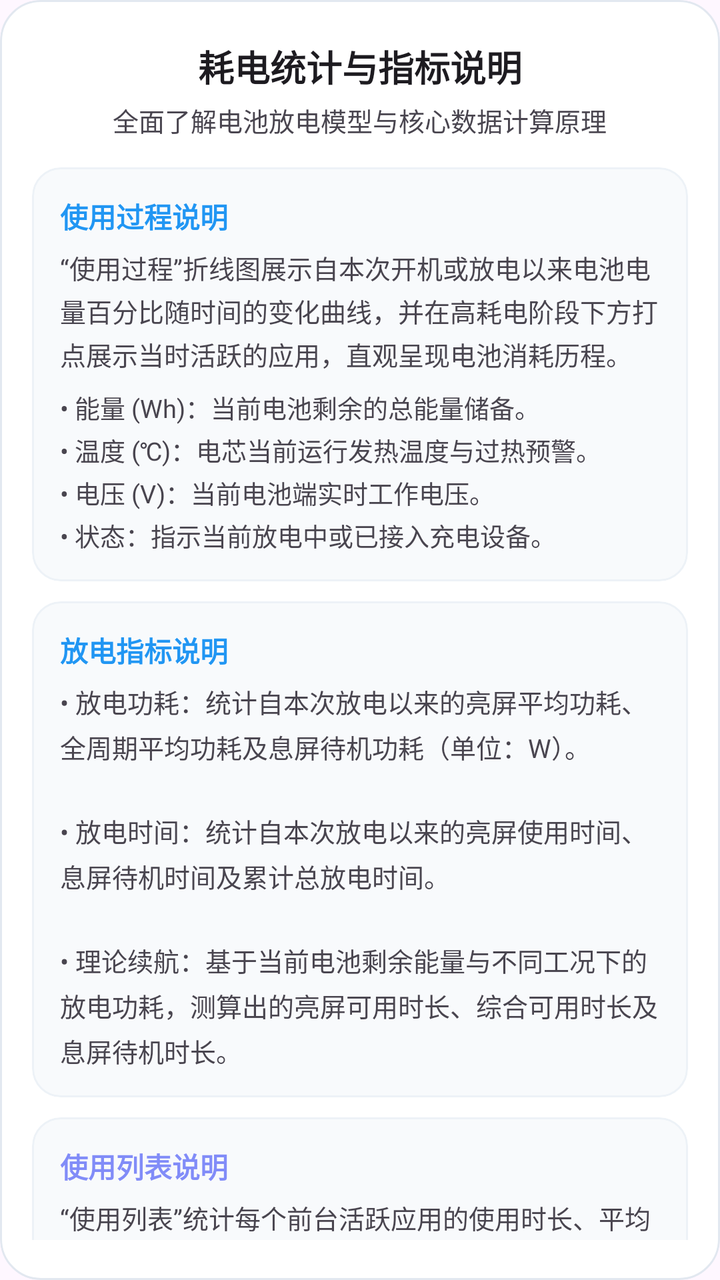
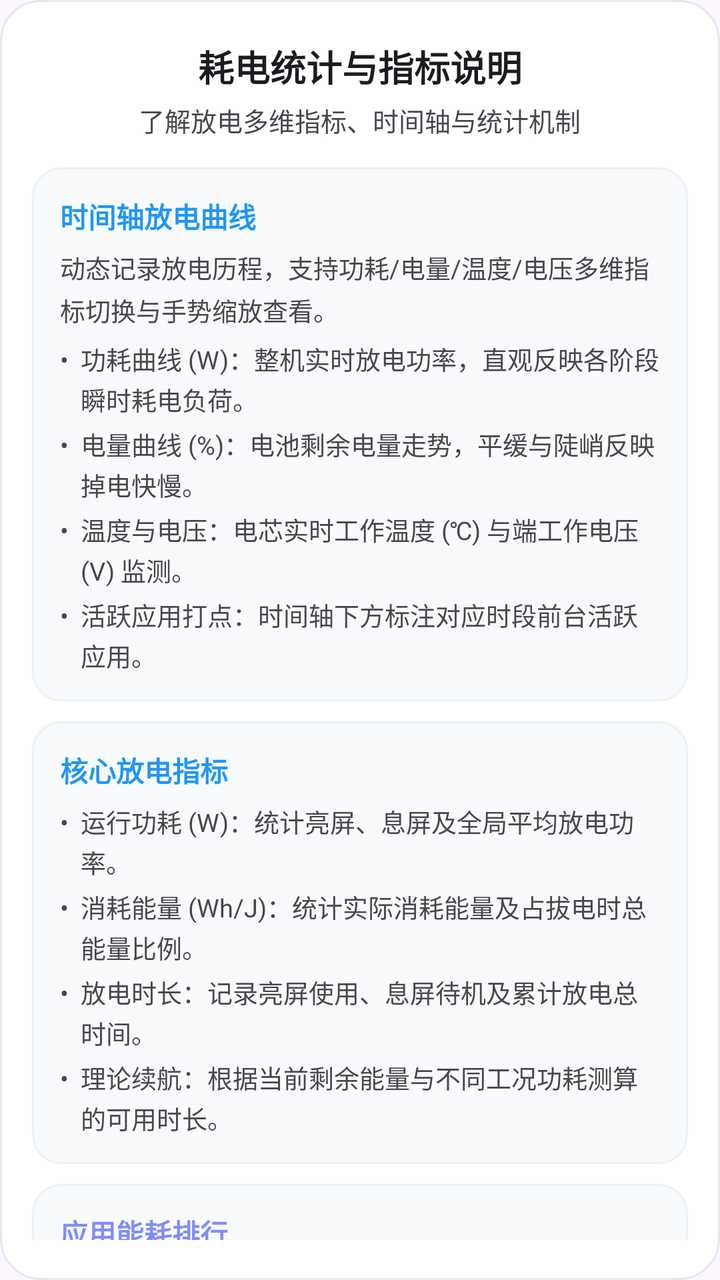

Before-and-after screenshots of an Android layout around one commit, followed by the original layout XML and the change that was made.
<!-- AndroidManifest.xml: application theme Theme.BatteryApp -->
<!-- res/layout/dialog_power_stats_guide.xml -->
<?xml version="1.0" encoding="utf-8"?>
<LinearLayout xmlns:android="http://schemas.android.com/apk/res/android"
    xmlns:app="http://schemas.android.com/apk/res-auto"
    xmlns:tools="http://schemas.android.com/tools"
    android:layout_width="match_parent"
    android:layout_height="wrap_content"
    android:background="@drawable/bg_dialog_surface"
    android:clipToOutline="true"
    android:gravity="center_horizontal"
    android:orientation="vertical"
    android:paddingHorizontal="16dp"
    android:paddingVertical="20dp">

    
    <TextView
        android:layout_width="wrap_content"
        android:layout_height="wrap_content"
        android:text="@string/power_guide_stats_dialog_title"
        android:textColor="?android:attr/textColorPrimary"
        android:textSize="18sp"
        android:textStyle="bold" />

    <TextView
        android:layout_width="wrap_content"
        android:layout_height="wrap_content"
        android:layout_marginTop="4dp"
        android:text="@string/power_guide_stats_dialog_subtitle"
        android:textColor="?android:attr/textColorSecondary"
        android:textSize="13sp" />

    
    <androidx.core.widget.NestedScrollView
        android:layout_width="match_parent"
        android:layout_height="wrap_content"
        android:layout_marginTop="14dp"
        android:maxHeight="450dp"
        android:overScrollMode="never">

        <LinearLayout
            android:layout_width="match_parent"
            android:layout_height="wrap_content"
            android:orientation="vertical">

            
            <LinearLayout
                android:layout_width="match_parent"
                android:layout_height="wrap_content"
                android:background="@drawable/bg_dialog_card"
                android:clipToOutline="true"
                android:orientation="vertical"
                android:padding="14dp">

                <TextView
                    android:layout_width="wrap_content"
                    android:layout_height="wrap_content"
                    android:text="@string/power_guide_process_title"
                    android:textColor="#2196F3"
                    android:textSize="14sp"
                    android:textStyle="bold" />

                <TextView
                    android:layout_width="match_parent"
                    android:layout_height="wrap_content"
                    android:layout_marginTop="6dp"
                    android:lineSpacingExtra="3dp"
                    android:text="@string/power_guide_process_content"
                    android:textColor="?android:attr/textColorSecondary"
                    android:textSize="13sp" />

                <TextView
                    android:layout_width="match_parent"
                    android:layout_height="wrap_content"
                    android:layout_marginTop="8dp"
                    android:lineSpacingExtra="3dp"
                    android:text="@string/power_guide_process_params_desc"
                    android:textColor="?android:attr/textColorSecondary"
                    android:textSize="12.5sp" />
            </LinearLayout>

            
            <LinearLayout
                android:layout_width="match_parent"
                android:layout_height="wrap_content"
                android:layout_marginTop="10dp"
                android:background="@drawable/bg_dialog_card"
                android:clipToOutline="true"
                android:orientation="vertical"
                android:padding="14dp">

                <TextView
                    android:layout_width="wrap_content"
                    android:layout_height="wrap_content"
                    android:text="@string/power_guide_overview_title"
                    android:textColor="@color/nav_item_selected"
                    android:textSize="14sp"
                    android:textStyle="bold" />

                <TextView
                    android:layout_width="match_parent"
                    android:layout_height="wrap_content"
                    android:layout_marginTop="6dp"
                    android:lineSpacingExtra="4dp"
                    android:text="@string/power_guide_overview_content"
                    android:textColor="?android:attr/textColorSecondary"
                    android:textSize="13sp" />
            </LinearLayout>

            
            <LinearLayout
                android:layout_width="match_parent"
                android:layout_height="wrap_content"
                android:layout_marginTop="10dp"
                android:background="@drawable/bg_dialog_card"
                android:clipToOutline="true"
                android:orientation="vertical"
                android:padding="14dp">

                <TextView
                    android:layout_width="wrap_content"
                    android:layout_height="wrap_content"
                    android:text="@string/power_guide_scene_title"
                    android:textColor="#818CF8"
                    android:textSize="14sp"
                    android:textStyle="bold" />

                <TextView
                    android:layout_width="match_parent"
                    android:layout_height="wrap_content"
                    android:layout_marginTop="6dp"
                    android:lineSpacingExtra="3dp"
                    android:text="@string/power_guide_scene_content"
                    android:textColor="?android:attr/textColorSecondary"
                    android:textSize="13sp" />

                <TextView
                    android:layout_width="match_parent"
                    android:layout_height="wrap_content"
                    android:layout_marginTop="8dp"
                    android:lineSpacingExtra="3dp"
                    android:text="@string/power_guide_scene_modes_desc"
                    android:textColor="?android:attr/textColorSecondary"
                    android:textSize="12.5sp" />
            </LinearLayout>

            
            <LinearLayout
                android:layout_width="match_parent"
                android:layout_height="wrap_content"
                android:layout_marginTop="10dp"
                android:background="@drawable/bg_dialog_card"
                android:clipToOutline="true"
                android:orientation="vertical"
                android:padding="14dp">

                <TextView
                    android:layout_width="wrap_content"
                    android:layout_height="wrap_content"
                    android:text="@string/power_guide_stats_cycle_title"
                    android:textColor="#10B981"
                    android:textSize="14sp"
                    android:textStyle="bold" />

                <TextView
                    android:layout_width="match_parent"
                    android:layout_height="wrap_content"
                    android:layout_marginTop="6dp"
                    android:lineSpacingExtra="4dp"
                    android:text="@string/power_guide_stats_cycle_desc"
                    android:textColor="?android:attr/textColorSecondary"
                    android:textSize="13sp" />
            </LinearLayout>

        </LinearLayout>
    </androidx.core.widget.NestedScrollView>

    
    <TextView
        android:id="@+id/btn_dialog_stats_guide_close"
        android:layout_width="match_parent"
        android:layout_height="44dp"
        android:layout_marginTop="16dp"
        android:background="@drawable/bg_dialog_btn_primary"
        android:clickable="true"
        android:focusable="true"
        android:gravity="center"
        android:text="@string/understood"
        android:textColor="@color/nav_item_selected"
        android:textSize="14sp"
        android:textStyle="bold" />

</LinearLayout>
<!-- resources referenced by this layout -->
<resources>
  <color name="nav_item_selected">#2196F3</color>
  <!-- drawable bg_dialog_btn_primary (drawable) -->
  <?xml version="1.0" encoding="utf-8"?>
  <shape xmlns:android="http://schemas.android.com/apk/res/android"
      android:shape="rectangle">
      <corners android:radius="10dp" />
      <solid android:color="@color/nav_indicator_color" />
      <stroke
          android:width="1dp"
          android:color="#402196F3" />
  </shape>
  <!-- drawable bg_dialog_card (drawable) -->
  <?xml version="1.0" encoding="utf-8"?>
  <shape xmlns:android="http://schemas.android.com/apk/res/android"
      android:shape="rectangle">
      <corners android:radius="14dp" />
      <solid android:color="@color/dialog_card_bg" />
      <stroke
          android:width="1dp"
          android:color="@color/dialog_card_stroke" />
  </shape>
  <!-- drawable bg_dialog_surface (drawable) -->
  <?xml version="1.0" encoding="utf-8"?>
  <shape xmlns:android="http://schemas.android.com/apk/res/android"
      android:shape="rectangle">
      <corners android:radius="20dp" />
      <solid android:color="@color/dialog_surface_bg" />
      <stroke
          android:width="1dp"
          android:color="@color/dialog_surface_stroke" />
  </shape>
  <string name="power_guide_overview_content">• 放电功耗：统计自本次放电以来的亮屏平均功耗、全周期平均功耗及息屏待机功耗（单位：W）。\n\n• 放电时间：统计自本次放电以来的亮屏使用时间、息屏待机时间及累计总放电时间。\n\n• 理论续航：基于当前电池剩余能量与不同工况下的放电功耗，测算出的亮屏可用时长、综合可用时长及息屏待机时长。</string>
  <string name="power_guide_overview_title">放电指标说明</string>
  <string name="power_guide_process_content">“使用过程”折线图展示自本次开机或放电以来电池电量百分比随时间的变化曲线，并在高耗电阶段下方打点展示当时活跃的应用，直观呈现电池消耗历程。</string>
  <string name="power_guide_process_params_desc">• 能量 (Wh)：当前电池剩余的总能量储备。\n• 温度 (℃)：电芯当前运行发热温度与过热预警。\n• 电压 (V)：当前电池端实时工作电压。\n• 状态：指示当前放电中或已接入充电设备。</string>
  <string name="power_guide_process_title">使用过程说明</string>
  <string name="power_guide_scene_content">“使用列表”统计每个前台活跃应用的使用时长、平均运行功耗与运行发热温度，帮助快速定位高耗电与发热元凶。</string>
  <string name="power_guide_scene_modes_desc">• ⚡ Shizuku 模式：直接读取系统底层权威 dumpsys batterystats 耗电账本，提供毫米级精确的真实耗电数据。\n• 📊 标准模式：基于 Android UsageStats 使用记录与系统标准硬件能耗模型进行科学估算。</string>
  <string name="power_guide_scene_title">使用列表说明</string>
  <string name="power_guide_stats_cycle_desc">• 拔掉充电器时系统会自动开启新的放电统计周期并记录初始电量。\n• 您可随时点击右上角垃圾桶图标手动重置当前周期的采样数据。\n• 支持在右上角历史记录中查看或保存当前快照。</string>
  <string name="power_guide_stats_cycle_title">统计周期与重置机制</string>
  <string name="power_guide_stats_dialog_subtitle">全面了解电池放电模型与核心数据计算原理</string>
  <string name="power_guide_stats_dialog_title">耗电统计与指标说明</string>
  <string name="understood">我知道了</string>
  <color name="nav_indicator_color">#262196F3</color>
  <color name="dialog_card_bg">#F8FAFC</color>
  <color name="dialog_card_stroke">#EDF2F7</color>
  <color name="dialog_surface_bg">#FFFFFF</color>
  <color name="dialog_surface_stroke">#E2E8F0</color>
  <color name="primary">#1976D2</color>
  <color name="primary_dark">#0D47A1</color>
  <color name="color_accent">#00E676</color>
  <color name="surface_light">#F8FAFC</color>
  <color name="text_primary_light">#1E293B</color>
  <color name="text_secondary_light">#64748B</color>
  <!-- unchanged entries left out for length: 1 -->
</resources>

<!-- the commit's change to res/layout/dialog_power_stats_guide.xml (unified diff, before → after) -->
@@ -63,18 +63,109 @@
                     android:layout_height="wrap_content"
                     android:layout_marginTop="6dp"
                     android:lineSpacingExtra="3dp"
-                    android:text="@string/power_guide_process_content"
-                    android:textColor="?android:attr/textColorSecondary"
-                    android:textSize="13sp" />
-
-                <TextView
-                    android:layout_width="match_parent"
-                    android:layout_height="wrap_content"
-                    android:layout_marginTop="8dp"
-                    android:lineSpacingExtra="3dp"
-                    android:text="@string/power_guide_process_params_desc"
+                    android:text="@string/power_guide_stats_curve_summary"
                     android:textColor="?android:attr/textColorSecondary"
                     android:textSize="12.5sp" />
+
+                
+                <LinearLayout
+                    android:layout_width="match_parent"
+                    android:layout_height="wrap_content"
+                    android:layout_marginTop="6dp"
+                    android:orientation="horizontal">
+
+                    <TextView
+                        android:layout_width="wrap_content"
+                        android:layout_height="wrap_content"
+                        android:layout_marginEnd="6dp"
+                        android:text="•"
+                        android:textColor="?android:attr/textColorSecondary"
+                        android:textSize="12.5sp" />
+
+                    <TextView
+                        android:layout_width="0dp"
+                        android:layout_height="wrap_content"
+                        android:layout_weight="1"
+                        android:lineSpacingExtra="2dp"
+                        android:text="@string/power_guide_curve_metric_power"
+                        android:textColor="?android:attr/textColorSecondary"
+                        android:textSize="12.5sp" />
+                </LinearLayout>
+
+                
+                <LinearLayout
+                    android:layout_width="match_parent"
+                    android:layout_height="wrap_content"
+                    android:layout_marginTop="4dp"
+                    android:orientation="horizontal">
+
+                    <TextView
+                        android:layout_width="wrap_content"
+                        android:layout_height="wrap_content"
+                        android:layout_marginEnd="6dp"
+                        android:text="•"
+                        android:textColor="?android:attr/textColorSecondary"
+                        android:textSize="12.5sp" />
+
+                    <TextView
+                        android:layout_width="0dp"
+                        android:layout_height="wrap_content"
+                        android:layout_weight="1"
+                        android:lineSpacingExtra="2dp"
+                        android:text="@string/power_guide_curve_metric_level"
+                        android:textColor="?android:attr/textColorSecondary"
+                        android:textSize="12.5sp" />
+                </LinearLayout>
+
+                
+                <LinearLayout
+                    android:layout_width="match_parent"
+                    android:layout_height="wrap_content"
+                    android:layout_marginTop="4dp"
+                    android:orientation="horizontal">
+
+                    <TextView
+                        android:layout_width="wrap_content"
+                        android:layout_height="wrap_content"
+                        android:layout_marginEnd="6dp"
+                        android:text="•"
+                        android:textColor="?android:attr/textColorSecondary"
+                        android:textSize="12.5sp" />
+
+                    <TextView
+                        android:layout_width="0dp"
+                        android:layout_height="wrap_content"
+                        android:layout_weight="1"
+                        android:lineSpacingExtra="2dp"
+                        android:text="@string/power_guide_curve_metric_temp_volt"
+                        android:textColor="?android:attr/textColorSecondary"
+                        android:textSize="12.5sp" />
+                </LinearLayout>
+
+                
+                <LinearLayout
+                    android:layout_width="match_parent"
+                    android:layout_height="wrap_content"
+                    android:layout_marginTop="4dp"
+                    android:orientation="horizontal">
+
+                    <TextView
+                        android:layout_width="wrap_content"
+                        android:layout_height="wrap_content"
+                        android:layout_marginEnd="6dp"
+                        android:text="•"
+                        android:textColor="?android:attr/textColorSecondary"
+                        android:textSize="12.5sp" />
+
+                    <TextView
+                        android:layout_width="0dp"
+                        android:layout_height="wrap_content"
+                        android:layout_weight="1"
+                        android:lineSpacingExtra="2dp"
+                        android:text="@string/power_guide_curve_metric_app"
+                        android:textColor="?android:attr/textColorSecondary"
+                        android:textSize="12.5sp" />
+                </LinearLayout>
             </LinearLayout>
 
             
@@ -95,14 +186,105 @@
                     android:textSize="14sp"
                     android:textStyle="bold" />
 
-                <TextView
+                
+                <LinearLayout
                     android:layout_width="match_parent"
                     android:layout_height="wrap_content"
                     android:layout_marginTop="6dp"
-                    android:lineSpacingExtra="4dp"
-                    android:text="@string/power_guide_overview_content"
-                    android:textColor="?android:attr/textColorSecondary"
-                    android:textSize="13sp" />
+                    android:orientation="horizontal">
+
+                    <TextView
+                        android:layout_width="wrap_content"
+                        android:layout_height="wrap_content"
+                        android:layout_marginEnd="6dp"
+                        android:text="•"
+                        android:textColor="?android:attr/textColorSecondary"
+                        android:textSize="12.5sp" />
+
+                    <TextView
+                        android:layout_width="0dp"
+                        android:layout_height="wrap_content"
+                        android:layout_weight="1"
+                        android:lineSpacingExtra="2dp"
+                        android:text="@string/power_guide_stat_item_power"
+                        android:textColor="?android:attr/textColorSecondary"
+                        android:textSize="12.5sp" />
+                </LinearLayout>
+
+                
+                <LinearLayout
+                    android:layout_width="match_parent"
+                    android:layout_height="wrap_content"
+                    android:layout_marginTop="4dp"
+                    android:orientation="horizontal">
+
+                    <TextView
+                        android:layout_width="wrap_content"
+                        android:layout_height="wrap_content"
+                        android:layout_marginEnd="6dp"
+                        android:text="•"
+                        android:textColor="?android:attr/textColorSecondary"
+                        android:textSize="12.5sp" />
+
+                    <TextView
+                        android:layout_width="0dp"
+                        android:layout_height="wrap_content"
+                        android:layout_weight="1"
+                        android:lineSpacingExtra="2dp"
+                        android:text="@string/power_guide_stat_item_energy"
+                        android:textColor="?android:attr/textColorSecondary"
+                        android:textSize="12.5sp" />
+                </LinearLayout>
+
+                
+                <LinearLayout
+                    android:layout_width="match_parent"
+                    android:layout_height="wrap_content"
+                    android:layout_marginTop="4dp"
+                    android:orientation="horizontal">
+
+                    <TextView
+                        android:layout_width="wrap_content"
+                        android:layout_height="wrap_content"
+                        android:layout_marginEnd="6dp"
+                        android:text="•"
+                        android:textColor="?android:attr/textColorSecondary"
+                        android:textSize="12.5sp" />
+
+                    <TextView
+                        android:layout_width="0dp"
+                        android:layout_height="wrap_content"
+                        android:layout_weight="1"
+                        android:lineSpacingExtra="2dp"
+                        android:text="@string/power_guide_stat_item_time"
+                        android:textColor="?android:attr/textColorSecondary"
+                        android:textSize="12.5sp" />
+                </LinearLayout>
+
+                
+                <LinearLayout
+                    android:layout_width="match_parent"
+                    android:layout_height="wrap_content"
+                    android:layout_marginTop="4dp"
+                    android:orientation="horizontal">
+
+                    <TextView
+                        android:layout_width="wrap_content"
+                        android:layout_height="wrap_content"
+                        android:layout_marginEnd="6dp"
+                        android:text="•"
+                        android:textColor="?android:attr/textColorSecondary"
+                        android:textSize="12.5sp" />
+
+                    <TextView
+                        android:layout_width="0dp"
+                        android:layout_height="wrap_content"
+                        android:layout_weight="1"
+                        android:lineSpacingExtra="2dp"
+                        android:text="@string/power_guide_stat_item_duration"
+                        android:textColor="?android:attr/textColorSecondary"
+                        android:textSize="12.5sp" />
+                </LinearLayout>
             </LinearLayout>
 
             
@@ -123,23 +305,105 @@
                     android:textSize="14sp"
                     android:textStyle="bold" />
 
-                <TextView
+                
+                <LinearLayout
                     android:layout_width="match_parent"
                     android:layout_height="wrap_content"
                     android:layout_marginTop="6dp"
-                    android:lineSpacingExtra="3dp"
-                    android:text="@string/power_guide_scene_content"
-                    android:textColor="?android:attr/textColorSecondary"
-                    android:textSize="13sp" />
-
-                <TextView
-                    android:layout_width="match_parent"
-                    android:layout_height="wrap_content"
-                    android:layout_marginTop="8dp"
-                    android:lineSpacingExtra="3dp"
-                    android:text="@string/power_guide_scene_modes_desc"
-                    android:textColor="?android:attr/textColorSecondary"
-                    android:textSize="12.5sp" />
+                    android:orientation="horizontal">
+
+                    <TextView
+                        android:layout_width="wrap_content"
+                        android:layout_height="wrap_content"
+                        android:layout_marginEnd="6dp"
+                        android:text="•"
+                        android:textColor="?android:attr/textColorSecondary"
+                        android:textSize="12.5sp" />
+
+                    <TextView
+                        android:layout_width="0dp"
+                        android:layout_height="wrap_content"
+                        android:layout_weight="1"
+                        android:lineSpacingExtra="2dp"
+                        android:text="@string/power_guide_scene_item_bg"
+                        android:textColor="?android:attr/textColorSecondary"
+                        android:textSize="12.5sp" />
+                </LinearLayout>
+
+                
+                <LinearLayout
+                    android:layout_width="match_parent"
+                    android:layout_height="wrap_content"
+                    android:layout_marginTop="4dp"
+                    android:orientation="horizontal">
+
+                    <TextView
+                        android:layout_width="wrap_content"
+                        android:layout_height="wrap_content"
+                        android:layout_marginEnd="6dp"
+                        android:text="•"
+                        android:textColor="?android:attr/textColorSecondary"
+                        android:textSize="12.5sp" />
+
+                    <TextView
+                        android:layout_width="0dp"
+                        android:layout_height="wrap_content"
+                        android:layout_weight="1"
+                        android:lineSpacingExtra="2dp"
+                        android:text="@string/power_guide_scene_item_sort"
+                        android:textColor="?android:attr/textColorSecondary"
+                        android:textSize="12.5sp" />
+                </LinearLayout>
+
+                
+                <LinearLayout
+                    android:layout_width="match_parent"
+                    android:layout_height="wrap_content"
+                    android:layout_marginTop="4dp"
+                    android:orientation="horizontal">
+
+                    <TextView
+                        android:layout_width="wrap_content"
+                        android:layout_height="wrap_content"
+                        android:layout_marginEnd="6dp"
+                        android:text="•"
+                        android:textColor="?android:attr/textColorSecondary"
+                        android:textSize="12.5sp" />
+
+                    <TextView
+                        android:layout_width="0dp"
+                        android:layout_height="wrap_content"
+                        android:layout_weight="1"
+                        android:lineSpacingExtra="2dp"
+                        android:text="@string/power_guide_scene_item_detail"
+                        android:textColor="?android:attr/textColorSecondary"
+                        android:textSize="12.5sp" />
+                </LinearLayout>
+
+                
+                <LinearLayout
+                    android:layout_width="match_parent"
+                    android:layout_height="wrap_content"
+                    android:layout_marginTop="4dp"
+                    android:orientation="horizontal">
+
+                    <TextView
+                        android:layout_width="wrap_content"
+                        android:layout_height="wrap_content"
+                        android:layout_marginEnd="6dp"
+                        android:text="•"
+                        android:textColor="?android:attr/textColorSecondary"
+                        android:textSize="12.5sp" />
+
+                    <TextView
+                        android:layout_width="0dp"
+                        android:layout_height="wrap_content"
+                        android:layout_weight="1"
+                        android:lineSpacingExtra="2dp"
+                        android:text="@string/power_guide_scene_item_mode"
+                        android:textColor="?android:attr/textColorSecondary"
+                        android:textSize="12.5sp" />
+                </LinearLayout>
             </LinearLayout>
 
             
@@ -160,14 +424,80 @@
                     android:textSize="14sp"
                     android:textStyle="bold" />
 
-                <TextView
+                
+                <LinearLayout
                     android:layout_width="match_parent"
                     android:layout_height="wrap_content"
                     android:layout_marginTop="6dp"
-                    android:lineSpacingExtra="4dp"
-                    android:text="@string/power_guide_stats_cycle_desc"
-                    android:textColor="?android:attr/textColorSecondary"
-                    android:textSize="13sp" />
+                    android:orientation="horizontal">
+
+                    <TextView
+                        android:layout_width="wrap_content"
+                        android:layout_height="wrap_content"
+                        android:layout_marginEnd="6dp"
+                        android:text="•"
+                        android:textColor="?android:attr/textColorSecondary"
+                        android:textSize="12.5sp" />
+
+                    <TextView
+                        android:layout_width="0dp"
+                        android:layout_height="wrap_content"
+                        android:layout_weight="1"
+                        android:lineSpacingExtra="2dp"
+                        android:text="@string/power_guide_cycle_item_auto"
+                        android:textColor="?android:attr/textColorSecondary"
+                        android:textSize="12.5sp" />
+                </LinearLayout>
+
+                
+                <LinearLayout
+                    android:layout_width="match_parent"
+                    android:layout_height="wrap_content"
+                    android:layout_marginTop="4dp"
+                    android:orientation="horizontal">
+
+                    <TextView
+                        android:layout_width="wrap_content"
+                        android:layout_height="wrap_content"
+                        android:layout_marginEnd="6dp"
+                        android:text="•"
+                        android:textColor="?android:attr/textColorSecondary"
+                        android:textSize="12.5sp" />
+
+                    <TextView
+                        android:layout_width="0dp"
+                        android:layout_height="wrap_content"
+                        android:layout_weight="1"
+                        android:lineSpacingExtra="2dp"
+                        android:text="@string/power_guide_cycle_item_reset"
+                        android:textColor="?android:attr/textColorSecondary"
+                        android:textSize="12.5sp" />
+                </LinearLayout>
+
+                
+                <LinearLayout
+                    android:layout_width="match_parent"
+                    android:layout_height="wrap_content"
+                    android:layout_marginTop="4dp"
+                    android:orientation="horizontal">
+
+                    <TextView
+                        android:layout_width="wrap_content"
+                        android:layout_height="wrap_content"
+                        android:layout_marginEnd="6dp"
+                        android:text="•"
+                        android:textColor="?android:attr/textColorSecondary"
+                        android:textSize="12.5sp" />
+
+                    <TextView
+                        android:layout_width="0dp"
+                        android:layout_height="wrap_content"
+                        android:layout_weight="1"
+                        android:lineSpacingExtra="2dp"
+                        android:text="@string/power_guide_cycle_item_history"
+                        android:textColor="?android:attr/textColorSecondary"
+                        android:textSize="12.5sp" />
+                </LinearLayout>
             </LinearLayout>
 
         </LinearLayout>
<!-- resource entries referenced after the edit -->
@@ -31,17 +31,27 @@
           android:width="1dp"
           android:color="@color/dialog_surface_stroke" />
   </shape>
-  <string name="power_guide_overview_content">• 放电功耗：统计自本次放电以来的亮屏平均功耗、全周期平均功耗及息屏待机功耗（单位：W）。\n\n• 放电时间：统计自本次放电以来的亮屏使用时间、息屏待机时间及累计总放电时间。\n\n• 理论续航：基于当前电池剩余能量与不同工况下的放电功耗，测算出的亮屏可用时长、综合可用时长及息屏待机时长。</string>
-  <string name="power_guide_overview_title">放电指标说明</string>
-  <string name="power_guide_process_content">“使用过程”折线图展示自本次开机或放电以来电池电量百分比随时间的变化曲线，并在高耗电阶段下方打点展示当时活跃的应用，直观呈现电池消耗历程。</string>
-  <string name="power_guide_process_params_desc">• 能量 (Wh)：当前电池剩余的总能量储备。\n• 温度 (℃)：电芯当前运行发热温度与过热预警。\n• 电压 (V)：当前电池端实时工作电压。\n• 状态：指示当前放电中或已接入充电设备。</string>
-  <string name="power_guide_process_title">使用过程说明</string>
-  <string name="power_guide_scene_content">“使用列表”统计每个前台活跃应用的使用时长、平均运行功耗与运行发热温度，帮助快速定位高耗电与发热元凶。</string>
-  <string name="power_guide_scene_modes_desc">• ⚡ Shizuku 模式：直接读取系统底层权威 dumpsys batterystats 耗电账本，提供毫米级精确的真实耗电数据。\n• 📊 标准模式：基于 Android UsageStats 使用记录与系统标准硬件能耗模型进行科学估算。</string>
-  <string name="power_guide_scene_title">使用列表说明</string>
-  <string name="power_guide_stats_cycle_desc">• 拔掉充电器时系统会自动开启新的放电统计周期并记录初始电量。\n• 您可随时点击右上角垃圾桶图标手动重置当前周期的采样数据。\n• 支持在右上角历史记录中查看或保存当前快照。</string>
+  <string name="power_guide_curve_metric_app">活跃应用打点：时间轴下方标注对应时段前台活跃应用。</string>
+  <string name="power_guide_curve_metric_level">电量曲线 (%)：电池剩余电量走势，平缓与陡峭反映掉电快慢。</string>
+  <string name="power_guide_curve_metric_power">功耗曲线 (W)：整机实时放电功率，直观反映各阶段瞬时耗电负荷。</string>
+  <string name="power_guide_curve_metric_temp_volt">温度与电压：电芯实时工作温度 (℃) 与端工作电压 (V) 监测。</string>
+  <string name="power_guide_cycle_item_auto">自动周期：拔掉充电器时自动开启新放电周期并记录初始电量。</string>
+  <string name="power_guide_cycle_item_history">历史快照：右上角可保存当前快照并查阅历史放电记录。</string>
+  <string name="power_guide_cycle_item_reset">手动重置：随时点击右上角清除图标手动重置当前采样数据。</string>
+  <string name="power_guide_overview_title">核心放电指标</string>
+  <string name="power_guide_process_title">时间轴放电曲线</string>
+  <string name="power_guide_scene_item_bg">后台统计：通过卡片开关自由开启或隐藏后台应用能耗统计。</string>
+  <string name="power_guide_scene_item_detail">能耗下钻：点击应用条目可查看详细消耗指标及专属能耗时间轴。</string>
+  <string name="power_guide_scene_item_mode">采集机制：支持 Shizuku 底层精确账本与标准系统模型统计。</string>
+  <string name="power_guide_scene_item_sort">灵活排序：支持按时长、功耗、消耗电量/能量及应用名称排序。</string>
+  <string name="power_guide_scene_title">应用能耗排行</string>
+  <string name="power_guide_stat_item_duration">理论续航：根据当前剩余能量与不同工况功耗测算的可用时长。</string>
+  <string name="power_guide_stat_item_energy">消耗能量 (Wh/J)：统计实际消耗能量及占拔电时总能量比例。</string>
+  <string name="power_guide_stat_item_power">运行功耗 (W)：统计亮屏、息屏及全局平均放电功率。</string>
+  <string name="power_guide_stat_item_time">放电时长：记录亮屏使用、息屏待机及累计放电总时间。</string>
+  <string name="power_guide_stats_curve_summary">动态记录放电历程，支持功耗/电量/温度/电压多维指标切换与手势缩放查看。</string>
   <string name="power_guide_stats_cycle_title">统计周期与重置机制</string>
-  <string name="power_guide_stats_dialog_subtitle">全面了解电池放电模型与核心数据计算原理</string>
+  <string name="power_guide_stats_dialog_subtitle">了解放电多维指标、时间轴与统计机制</string>
   <string name="power_guide_stats_dialog_title">耗电统计与指标说明</string>
   <string name="understood">我知道了</string>
   <color name="nav_indicator_color">#262196F3</color>
